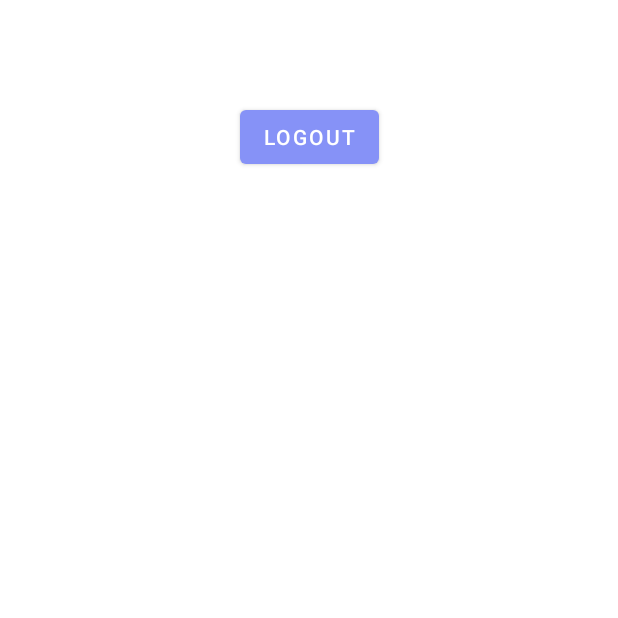
After one commit to Chessley0623/Firebase-Practice, an Android app: the GoogleSignInActivity screen opened directly, with no data from a screen before it, on a phone screen of 412 x 824 dp, the top half of it. The commit adds this screen. Run offline under Robolectric (Android 15) with nearby library versions, the phone set to English and light mode, and no system bars; our stand-ins replace Firebase (no records; nobody signed in at launch, a user with empty details on screens opened directly).

Commit message:
Added Google Login

```diff
--- a/app/build.gradle
+++ b/app/build.gradle
@@ -43,6 +43,7 @@ dependencies {
     implementation 'com.google.android.material:material:1.8.0'
     implementation 'androidx.constraintlayout:constraintlayout:2.1.4'
     implementation 'com.google.firebase:firebase-auth-ktx:21.0.3'
+    implementation 'com.google.android.gms:play-services-auth:20.1.0'
     testImplementation 'junit:junit:4.13.2'
     androidTestImplementation 'androidx.test.ext:junit:1.1.5'
     androidTestImplementation 'androidx.test.espresso:espresso-core:3.5.1'
--- /dev/null
+++ b/app/src/main/java/com/example/firebasepractice/GoogleSignInActivity.kt
@@ -0,0 +1,28 @@
+package com.example.firebasepractice
+
+import android.content.Intent
+import androidx.appcompat.app.AppCompatActivity
+import android.os.Bundle
+import com.example.firebasepractice.LoginActivity.Companion.EXTRA_NAME
+import com.example.firebasepractice.databinding.ActivityGoogleSignInBinding
+import com.google.firebase.auth.ktx.auth
+import com.google.firebase.ktx.Firebase
+
+class GoogleSignInActivity : AppCompatActivity() {
+
+    private lateinit var binding : ActivityGoogleSignInBinding
+
+    override fun onCreate(savedInstanceState: Bundle?) {
+        super.onCreate(savedInstanceState)
+        binding = ActivityGoogleSignInBinding.inflate(layoutInflater)
+        setContentView(binding.root)
+
+        binding.displayName.text = intent.getStringExtra(EXTRA_NAME)
+        binding.logout.setOnClickListener {
+            Firebase.auth.signOut()
+
+            val intent = Intent(applicationContext, LoginActivity::class.java)
+            startActivity(intent)
+        }
+    }
+}
--- /dev/null
+++ b/app/src/main/res/layout/activity_google_sign_in.xml
@@ -0,0 +1,32 @@
+<?xml version="1.0" encoding="utf-8"?>
+<androidx.constraintlayout.widget.ConstraintLayout xmlns:android="http://schemas.android.com/apk/res/android"
+    xmlns:app="http://schemas.android.com/apk/res-auto"
+    xmlns:tools="http://schemas.android.com/tools"
+    android:layout_width="match_parent"
+    android:layout_height="match_parent"
+    tools:context=".GoogleSignInActivity">
+
+    <TextView
+        android:id="@+id/display_name"
+        android:text="You Logged In With Google!"
+        android:textColor="@color/lavender"
+        android:textSize="20sp"
+        android:layout_width="wrap_content"
+        android:layout_height="wrap_content"
+        app:layout_constraintStart_toStartOf="parent"
+        app:layout_constraintEnd_toEndOf="parent"
+        app:layout_constraintTop_toTopOf="parent"
+        android:layout_marginTop="24dp"/>
+
+    <Button
+        android:id="@+id/logout"
+        android:layout_width="wrap_content"
+        android:layout_height="wrap_content"
+        app:layout_constraintStart_toStartOf="parent"
+        app:layout_constraintEnd_toEndOf="parent"
+        android:layout_marginTop="16dp"
+        android:text="Logout"
+        app:layout_constraintTop_toBottomOf="@+id/display_name"/>
+
+
+</androidx.constraintlayout.widget.ConstraintLayout>
```
Also changed, not shown: app/src/main/AndroidManifest.xml (+8 -6 lines), app/src/main/java/com/example/firebasepractice/LoginActivity.kt (+80 -0 lines), app/src/main/res/layout/activity_login.xml (+9 -0 lines), 1 other file.
